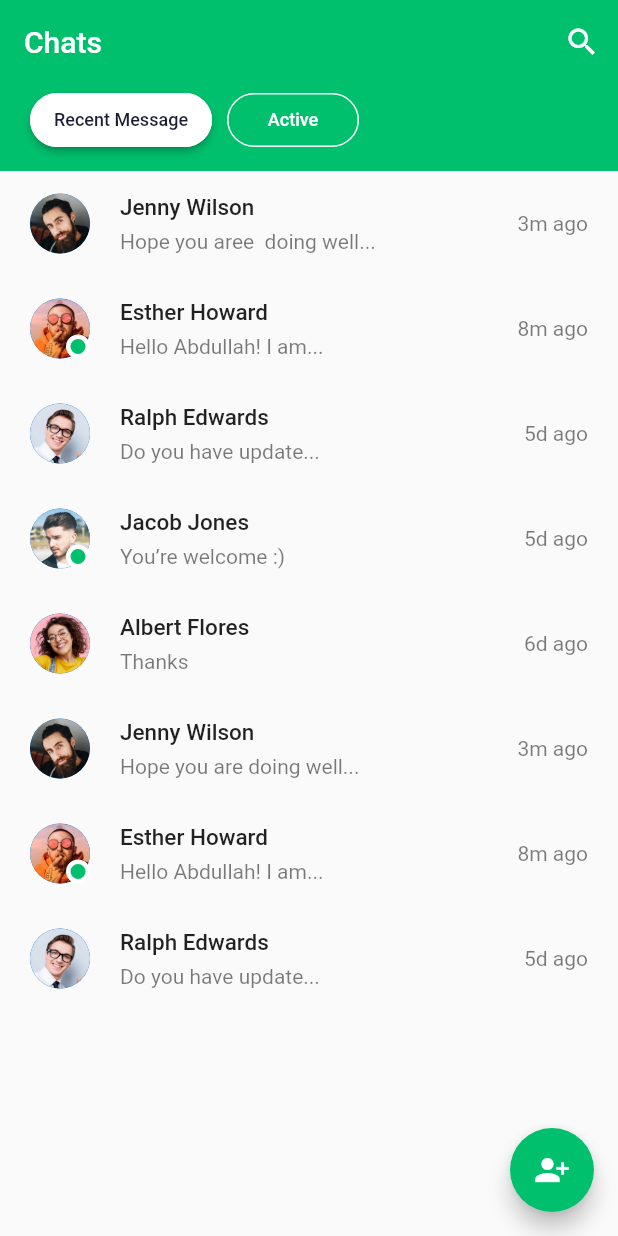
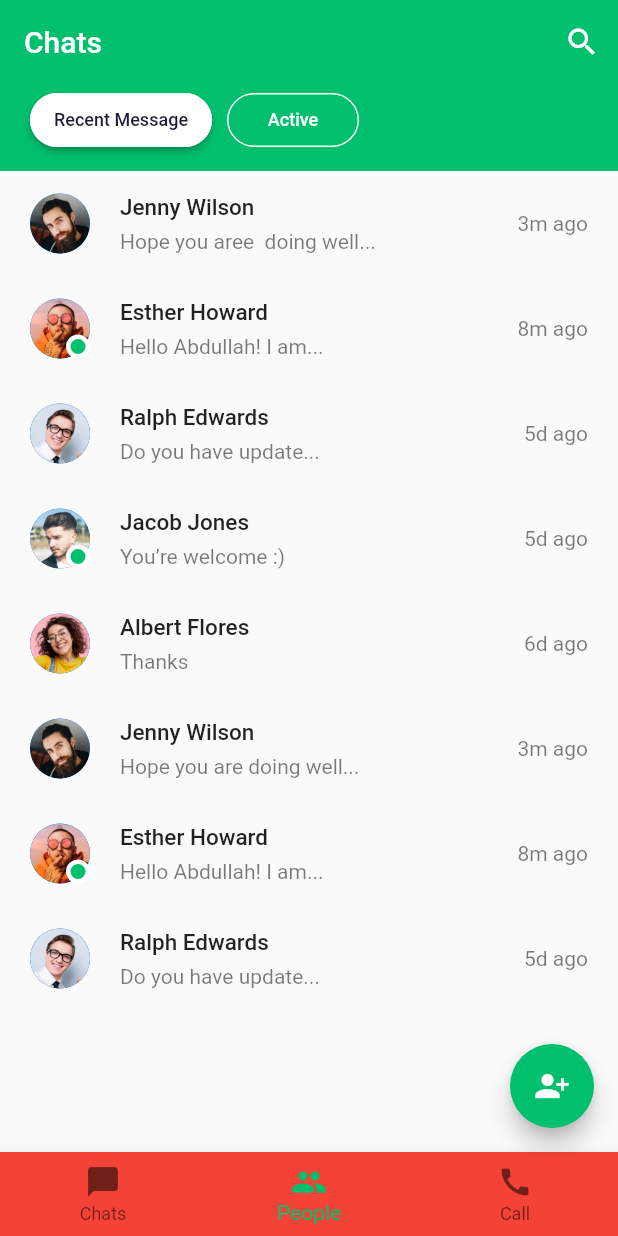
Before and after one commit to datdm/chat_messaging, a Flutter app: the ChatsScreen screen opened directly, on a phone screen of 412 x 824 dp. Run offline on Flutter 3.47's test engine with Material 2 defaults, Android fonts, the phone set to English and light mode, and no system bars.

Commit message:
Update chats screen

```diff
--- a/lib/screen/chats/chats_screen.dart
+++ b/lib/screen/chats/chats_screen.dart
@@ -3,8 +3,16 @@ import 'package:flutter/material.dart';
 
 import 'components/body.dart';
 
-class ChatsScreen extends StatelessWidget {
+class ChatsScreen extends StatefulWidget {
   const ChatsScreen({Key? key}) : super(key: key);
+
+  @override
+  State<ChatsScreen> createState() => _ChatsScreenState();
+}
+
+class _ChatsScreenState extends State<ChatsScreen> {
+  // state
+  int _selectedIndex = 1;
 
   @override
   Widget build(BuildContext context) {
@@ -19,6 +27,31 @@ class ChatsScreen extends StatelessWidget {
           color: Colors.white,
         ),
       ),
+      bottomNavigationBar: BottomNavigationBar(
+        type: BottomNavigationBarType.fixed,
+        currentIndex: _selectedIndex,
+        fixedColor: primrayColor,
+        onTap: (value) {
+          setState(() {
+            _selectedIndex = value;
+          });
+        },
+        backgroundColor: Colors.red,
+        items: const [
+          BottomNavigationBarItem(
+            icon: Icon(Icons.messenger),
+            label: "Chats",
+          ),
+          BottomNavigationBarItem(
+            icon: Icon(Icons.people),
+            label: "People",
+          ),
+          BottomNavigationBarItem(
+            icon: Icon(Icons.call),
+            label: "Call"
+          )
+        ],
+      )
     );
   }
 
```
